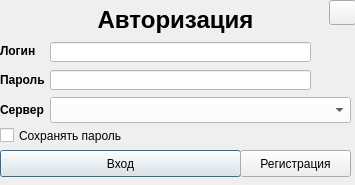
gravimine/qtchat, file dialog.ui: the form before one commit.
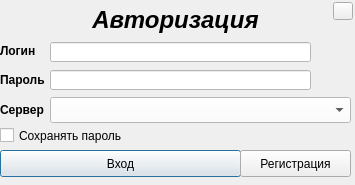
The form after the commit. Icons and pictures are not drawn.

```diff
--- a/dialog.ui
+++ b/dialog.ui
@@ -39,7 +39,7 @@
     </rect>
    </property>
    <property name="text">
-    <string>&lt;H1&gt;&lt;center&gt;Авторизация</string>
+    <string>&lt;H1&gt;&lt;i&gt;&lt;center&gt;Авторизация&lt;/center&gt;&lt;/i&gt;&lt;/H1&gt;</string>
    </property>
    <property name="textFormat">
     <enum>Qt::AutoText</enum>
@@ -152,10 +152,10 @@
   <widget class="QPushButton" name="pushButton_3">
    <property name="geometry">
     <rect>
-     <x>329</x>
-     <y>0</y>
-     <width>27</width>
-     <height>25</height>
+     <x>333</x>
+     <y>2</y>
+     <width>20</width>
+     <height>18</height>
     </rect>
    </property>
    <property name="styleSheet">
```
